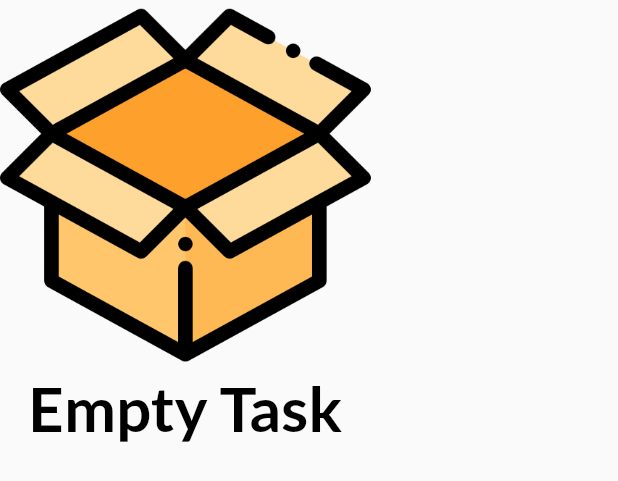
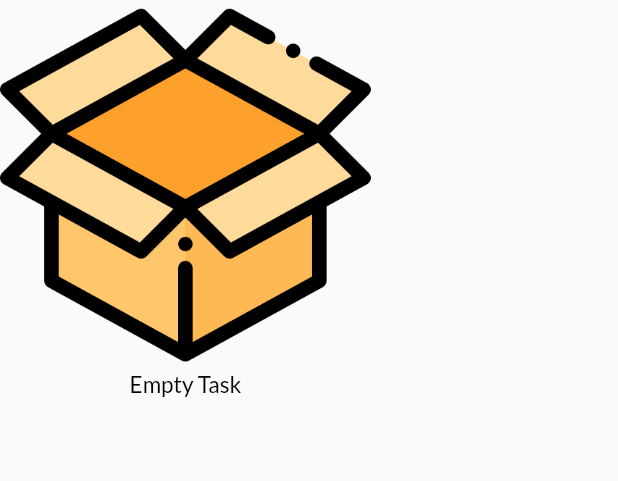
Before and after one commit to avrpic8/Flutter-ToDo, a Flutter app: the DoingList widget shown alone on an empty page, opened directly, on a phone screen of 412 x 824 dp. Shown: the top 481 px of the screen. Run offline on Flutter 3.47's test engine with Material 2 defaults, Android fonts, the phone set to English and light mode, and no system bars; our stand-ins replace dotted_border, equatable, flutter_easyloading, get, get_storage, google_fonts and 1 more; accounts and stored records are empty.

Commit message:
toggle switch theme complete

```diff
--- /dev/null
+++ b/lib/app/core/util/app_theme.dart
@@ -0,0 +1,124 @@
+import 'package:flutter/material.dart';
+import 'package:google_fonts/google_fonts.dart';
+import '../values/colors.dart';
+
+class MyAppTheme {
+  static const String FA_PRIMARY_FONT = "Iransanse";
+
+  final Color primaryTextColor;
+  final Color secondryTextColor;
+  final Color subtitleTextColor;
+
+  MyAppTheme.dark()
+      : primaryTextColor = primaryTextColorDark,
+        secondryTextColor = secondryTextColorDark,
+        subtitleTextColor = subTitleTextColorDark;
+
+  MyAppTheme.light()
+      : primaryTextColor = primaryTextColorLight,
+        secondryTextColor = secondryTextColorLight,
+        subtitleTextColor = subTitleTextColorLight;
+
+  ThemeData getDarkTheme(String languageCode) {
+    final ThemeData base = ThemeData.dark();
+
+    return base.copyWith(
+      colorScheme: base.colorScheme.copyWith(
+          secondary: Colors.orangeAccent,
+          onSecondary: Colors.white,
+          background: Colors.black12,
+          surface: Colors.black45),
+      switchTheme: SwitchThemeData(
+          thumbColor: MaterialStateProperty.all(thumbColorDark),
+          trackColor: MaterialStateProperty.resolveWith(_getColor)
+          ),
+      textTheme: languageCode == 'en' ? enPrimaryFont : faPrimaryFont,
+      inputDecorationTheme: InputDecorationTheme(
+        border: OutlineInputBorder(
+          borderRadius: BorderRadius.circular(8),
+          borderSide: BorderSide.none,
+        ),
+        filled: true,
+      ),
+      elevatedButtonTheme: ElevatedButtonThemeData(
+        style: ButtonStyle(
+            backgroundColor: MaterialStateProperty.all(Colors.pink.shade300)),
+      ),
+    );
+  }
+
+  ThemeData getLightTheme(String languageCode) {
+    final ThemeData base = ThemeData.light();
+
+    return base.copyWith(
+      colorScheme: base.colorScheme.copyWith(
+          primary: Colors.blue,
+          secondary: Colors.lightBlueAccent,
+          onSecondary: Colors.white,
+          background: Colors.white,
+          surface: Colors.white),
+      textTheme: languageCode == 'en' ? enPrimaryFont : faPrimaryFont,
+      inputDecorationTheme: InputDecorationTheme(
+        border: OutlineInputBorder(
+          borderRadius: BorderRadius.circular(8),
+          borderSide: BorderSide.none,
+        ),
+        filled: true,
+      ),
+      elevatedButtonTheme: ElevatedButtonThemeData(
+        style: ButtonStyle(
+            backgroundColor: MaterialStateProperty.all(Colors.pink.shade300)),
+      ),
+    );
+  }
+
+  TextTheme get enPrimaryFont => GoogleFonts.latoTextTheme(
+        TextTheme(
+            bodyText2: TextStyle(fontSize: 15, color: primaryTextColor),
+            bodyText1: TextStyle(fontSize: 13, color: secondryTextColor),
+            headline6: TextStyle(
+                fontSize: 20,
+                fontWeight: FontWeight.bold,
+                color: primaryTextColor),
+            subtitle1: TextStyle(
+              fontSize: 16,
+              fontWeight: FontWeight.bold,
+              color: subtitleTextColor,
+            ),
+            caption: TextStyle(color: secondryTextColor)),
+      );
+
+  TextTheme get faPrimaryFont => TextTheme(
+        bodyText2: TextStyle(
+            fontSize: 15, color: primaryTextColor, fontFamily: FA_PRIMARY_FONT),
+        bodyText1: TextStyle(
+            fontSize: 12,
+            color: secondryTextColor,
+            fontFamily: FA_PRIMARY_FONT),
+        caption: TextStyle(
+            fontSize: 12,
+            fontFamily: FA_PRIMARY_FONT,
+            color: secondryTextColor),
+        headline6: TextStyle(
+            fontSize: 20,
+            fontWeight: FontWeight.w400,
+            color: primaryTextColor,
+            fontFamily: FA_PRIMARY_FONT),
+        subtitle1: TextStyle(
+            fontSize: 14,
+            fontWeight: FontWeight.bold,
+            color: subtitleTextColor,
+            fontFamily: FA_PRIMARY_FONT),
+      );
+
+  Color _getColor(Set<MaterialState> states) {
+    const Set<MaterialState> interactiveStates = <MaterialState>{
+      MaterialState.selected,
+      MaterialState.disabled
+    };
+    if (states.any(interactiveStates.contains)) {
+      return trackColorDark;
+    }
+    return secondryTextColor;
+  }
+}
--- a/lib/app/core/util/keys.dart
+++ b/lib/app/core/util/constants.dart
@@ -1,4 +1,6 @@
 const taskKey = 'tasks';
+const appSettingsKey = 'appSettings';
+
 const int homeIndex = 0;
 const int reportIndex = 1;
 const int settingsIndex = 2;
--- a/lib/app/core/util/messages.dart
+++ b/lib/app/core/util/messages.dart
@@ -56,7 +56,9 @@ class Messages extends Translations {
           'new_task': 'New Task',
           'add_to': 'Add to',
           'press_back_again_to_exit': 'Press back again to exit',
-          'type_your_todo': 'Type your todo'
+          'type_your_todo': 'Type your todo',
+          'please_add_a_task_first':'Please add a task first!',
+          'delete_success':'Delete Success'
         },
         'fa': {
           'my_list': 'لیست من',
@@ -111,7 +113,9 @@ class Messages extends Translations {
           'new_task': 'برنامه جدید',
           'add_to': 'به کدام دسته اضافه شود',
           'press_back_again_to_exit': 'کلید بازگشت را یک باره دیگر فشار دهید',
-          'type_your_todo': 'برنامه خود را بنویسید'
+          'type_your_todo': 'برنامه خود را بنویسید',
+          'please_add_a_task_first':'ابتدا یک گروه ایجاد کنید!',
+          'delete_success':'گروه موردنظر پاک شد!'
         }
   };
 }
--- a/lib/app/core/values/app_theme.dart
+++ /dev/null
@@ -1,120 +0,0 @@
-import 'package:flutter/material.dart';
-import 'package:google_fonts/google_fonts.dart';
-
-class MyAppTheme {
-  static const String FA_PRIMARY_FONT = "Iransanse";
-  final Color primaryColor;
-  final Color primaryTextColor;
-  final Color secondryTextColor;
-  final Color surfaceColor;
-  final Color backGroundColor;
-  final Color appBarColor;
-  final Color bottomBarColor;
-  final Brightness brightness;
-  final shadow;
-  final cardColor;
-  final settingCaptionColor;
-  final accentColor;
-
-
-  MyAppTheme.dark()
-      : primaryTextColor = Colors.white60,
-        primaryColor = Colors.pink.shade400,
-        secondryTextColor = Colors.white70,
-        surfaceColor = Color(0x0dffffff),
-        backGroundColor = Color.fromARGB(255, 30, 30, 30),
-        appBarColor = Colors.black,
-        accentColor = Color.fromARGB(255, 30, 30, 30),
-        bottomBarColor = Color.fromARGB(255, 30, 30, 30),
-        brightness = Brightness.dark,
-        shadow = Color(0x0dffffff),
-        cardColor = Color(0x0dffffff),
-        settingCaptionColor = Colors.white70 {
-    print('dark theme');
-  }
-
-  MyAppTheme.light()
-      : primaryTextColor = Colors.black,
-        primaryColor = Colors.lightBlue,
-        secondryTextColor = Colors.grey.shade900.withOpacity(0.8),
-        surfaceColor = Color(0x0d000000),
-        backGroundColor = Colors.white,
-        appBarColor = Color.fromARGB(255, 235, 235, 235),
-        accentColor =  Colors.white30,
-        bottomBarColor = Colors.lightBlue,
-        brightness = Brightness.light,
-        shadow = Color(0x0d000000),
-        cardColor = Colors.white30,
-        settingCaptionColor = Color(0x0dffffff) {
-    print('light theme');
-  }
-
-  ThemeData getTheme(String languageCode) {
-    print(languageCode);
-    return ThemeData(
-      primarySwatch: Colors.blue,
-      primaryColor: primaryColor,
-      brightness: brightness,
-      dividerColor: surfaceColor,
-      scaffoldBackgroundColor: backGroundColor,
-      cardColor: cardColor,
-      appBarTheme: AppBarTheme(
-        elevation: 0,
-        backgroundColor: appBarColor,
-        foregroundColor: primaryTextColor,
-      ),
-      backgroundColor: shadow,
-      textTheme: languageCode == 'en' ? enPrimaryFont : faPrimaryFont,
-      inputDecorationTheme: InputDecorationTheme(
-        border: OutlineInputBorder(
-          borderRadius: BorderRadius.circular(8),
-          borderSide: BorderSide.none,
-        ),
-        filled: true,
-        fillColor: surfaceColor,
-      ),
-      elevatedButtonTheme: ElevatedButtonThemeData(
-        style: ButtonStyle(
-            backgroundColor: MaterialStateProperty.all(Colors.pink.shade300)),
-      ),
-    );
-  }
-
-  TextTheme get enPrimaryFont => GoogleFonts.latoTextTheme(
-    TextTheme(
-        bodyText2: TextStyle(fontSize: 15, color: primaryTextColor),
-        bodyText1: TextStyle(fontSize: 13, color: secondryTextColor),
-        headline6:
-        TextStyle(fontSize: 20, fontWeight: FontWeight.bold, color: primaryTextColor),
-        subtitle1: TextStyle(
-          fontSize: 16,
-          fontWeight: FontWeight.bold,
-          color: primaryColor,
-        ),
-        caption: TextStyle(color: primaryTextColor)
-    ),
-  );
-
-  TextTheme get faPrimaryFont => TextTheme(
-    bodyText2: TextStyle(
-        fontSize: 15, color: primaryTextColor, fontFamily: FA_PRIMARY_FONT),
-    bodyText1: TextStyle(
-        fontSize: 12,
-        color: secondryTextColor,
-        fontFamily: FA_PRIMARY_FONT),
-    caption: TextStyle(
-      fontSize: 12,
-      fontFamily: FA_PRIMARY_FONT,
-    ),
-    headline6: TextStyle(
-        fontSize: 20,
-        fontWeight: FontWeight.w400,
-        color: primaryTextColor,
-        fontFamily: FA_PRIMARY_FONT),
-    subtitle1: TextStyle(
-        fontSize: 14,
-        fontWeight: FontWeight.bold,
-        color: primaryColor,
-        fontFamily: FA_PRIMARY_FONT),
-  );
-}
--- a/lib/app/core/values/app_theme2.dart
+++ /dev/null
@@ -1,113 +0,0 @@
-import 'package:flutter/material.dart';
-import 'package:google_fonts/google_fonts.dart';
-
-import 'colors.dart';
-
-class MyAppTheme {
-  static const String FA_PRIMARY_FONT = "Iransanse";
-
-
-  final Color primaryTextColor;
-  final Color secondryTextColor;
-  final Color subtitleTextColor;
-
-  MyAppTheme.dark():
-      primaryTextColor = primaryTextColorDark,
-      secondryTextColor = secondryTextColorDark,
-      subtitleTextColor = subTitleTextColorDark;
-
-  MyAppTheme.light():
-        primaryTextColor = primaryTextColorLight,
-        secondryTextColor = secondryTextColorLight,
-        subtitleTextColor = subTitleTextColorLight;
-
-  ThemeData getDarkTheme(String languageCode) {
-    final ThemeData base = ThemeData.dark();
-
-    return base.copyWith(
-      colorScheme: base.colorScheme.copyWith(
-          secondary: Colors.orangeAccent,
-          onSecondary: Colors.white,
-          background: Colors.black12,
-          surface: Colors.black45
-      ),
-      textTheme: languageCode == 'en' ? enPrimaryFont : faPrimaryFont,
-      inputDecorationTheme: InputDecorationTheme(
-        border: OutlineInputBorder(
-          borderRadius: BorderRadius.circular(8),
-          borderSide: BorderSide.none,
-        ),
-        filled: true,
-      ),
-      elevatedButtonTheme: ElevatedButtonThemeData(
-        style: ButtonStyle(
-            backgroundColor: MaterialStateProperty.all(Colors.pink.shade300)),
-      ),
-    );
-  }
-
-  ThemeData getLightTheme(String languageCode) {
-    final ThemeData base = ThemeData.light();
-
-    return base.copyWith(
-      colorScheme: base.colorScheme.copyWith(
-        primary: Colors.blue,
-        secondary: Colors.lightBlueAccent,
-        onSecondary: Colors.white,
-        background: Colors.white,
-        surface: Colors.white
-      ),
-      textTheme: languageCode == 'en' ? enPrimaryFont : faPrimaryFont,
-      inputDecorationTheme: InputDecorationTheme(
-        border: OutlineInputBorder(
-          borderRadius: BorderRadius.circular(8),
-          borderSide: BorderSide.none,
-        ),
-        filled: true,
-      ),
-      elevatedButtonTheme: ElevatedButtonThemeData(
-        style: ButtonStyle(
-            backgroundColor: MaterialStateProperty.all(Colors.pink.shade300)),
-      ),
-    );
-  }
-
-  TextTheme get enPrimaryFont => GoogleFonts.latoTextTheme(
-    TextTheme(
-        bodyText2: TextStyle(fontSize: 15, color: primaryTextColor),
-        bodyText1: TextStyle(fontSize: 13, color: secondryTextColor),
-        headline6:
-        TextStyle(fontSize: 20, fontWeight: FontWeight.bold, color: primaryTextColor),
-        subtitle1: TextStyle(
-          fontSize: 16,
-          fontWeight: FontWeight.bold,
-          color: subtitleTextColor,
-        ),
-        caption: TextStyle(color: secondryTextColor)
-    ),
-  );
-
-  TextTheme get faPrimaryFont => TextTheme(
-    bodyText2: TextStyle(
-        fontSize: 15, color: primaryTextColor, fontFamily: FA_PRIMARY_FONT),
-    bodyText1: TextStyle(
-        fontSize: 12,
-        color: secondryTextColor,
-        fontFamily: FA_PRIMARY_FONT),
-    caption: TextStyle(
-      fontSize: 12,
-      fontFamily: FA_PRIMARY_FONT,
-      color: secondryTextColor
-    ),
-    headline6: TextStyle(
-        fontSize: 20,
-        fontWeight: FontWeight.w400,
-        color: primaryTextColor,
-        fontFamily: FA_PRIMARY_FONT),
-    subtitle1: TextStyle(
-        fontSize: 14,
-        fontWeight: FontWeight.bold,
-        color: subtitleTextColor,
-        fontFamily: FA_PRIMARY_FONT),
-  );
-}
--- a/lib/app/core/values/colors.dart
+++ b/lib/app/core/values/colors.dart
@@ -10,10 +10,27 @@ const yellow = Color(0xffeec38e);
 const lightBlue = Color(0xff42a5f5);
 const blue = Color(0xff2b60e6);
 
+
+/**
+ *   Dark Themes Color Palette
+ */
+
+
+/// Text colors Dark
 final Color primaryTextColorDark = Colors.white70;
 const Color secondryTextColorDark = Colors.white24;
 const Color subTitleTextColorDark = Colors.orangeAccent;
 
+/// Toggle switch enable disable colors Dark
+const Color thumbColorDark = Colors.orangeAccent;
+final Color trackColorDark = Colors.orangeAccent.withOpacity(0.6);
+
+
+/**
+ *   Light Themes Color Palette
+ */
+
+/// Text colors Light
 const Color primaryTextColorLight = Colors.black;
 const Color secondryTextColorLight = Color(0xf0242424);
 const Color subTitleTextColorLight = Colors.blue;
--- a/lib/app/data/providers/task/provider.dart
+++ b/lib/app/data/providers/task/provider.dart
@@ -1,7 +1,7 @@
 import 'dart:convert';
 
 import 'package:get/get.dart';
-import 'package:to_do/app/core/util/keys.dart';
+import 'package:to_do/app/core/util/constants.dart';
 import 'package:to_do/app/data/models/task.dart';
 import 'package:to_do/app/data/services/storage/services.dart';
 
--- a/lib/app/data/providers/task/settings_provider.dart
+++ b/lib/app/data/providers/task/settings_provider.dart
@@ -1,6 +1,7 @@
 import 'dart:convert';
 
 import 'package:get/get.dart';
+import 'package:to_do/app/core/util/constants.dart';
 import 'package:to_do/app/data/models/settings.dart';
 import 'package:to_do/app/data/services/storage/services.dart';
 
@@ -8,7 +9,7 @@ class SettingsProvider {
   final _storage = Get.find<StorageService>();
 
   AppSettings readAppSettings() {
-    var json = _storage.read('settings').toString();
+    var json = _storage.read(appSettingsKey).toString();
     Map<String, dynamic> map = jsonDecode(json);
     final settings = AppSettings.fromJson(map);
     return settings;
@@ -16,6 +17,6 @@ class SettingsProvider {
 
   void writeAppSettings(AppSettings settings) {
     String json = jsonEncode(settings);
-    _storage.write('settings', json);
+    _storage.write(appSettingsKey, json);
   }
 }
--- a/lib/app/data/services/storage/services.dart
+++ b/lib/app/data/services/storage/services.dart
@@ -2,7 +2,7 @@ import 'dart:convert';
 
 import 'package:get/get.dart';
 import 'package:get_storage/get_storage.dart';
-import 'package:to_do/app/core/util/keys.dart';
+import 'package:to_do/app/core/util/constants.dart';
 import 'package:to_do/app/data/models/settings.dart';
 
 class StorageService extends GetxService {
@@ -13,7 +13,7 @@ class StorageService extends GetxService {
     //await _box.write(taskKey, []);
     await _box.writeIfNull(taskKey, []);
     await _box.writeIfNull(
-      'settings',
+      appSettingsKey,
       jsonEncode(
         AppSettings(
             isDark: false, lan: "en", requirePass: false, splash: true),
--- a/lib/app/module/details/details_view.dart
+++ b/lib/app/module/details/details_view.dart
@@ -155,6 +155,7 @@ class DetailPage extends StatelessWidget {
                   },
                 ),
               ),
+              SizedBox(height:60,),
               DoingList(),
               DoneTodo(),
             ],
--- a/lib/app/module/details/widgets/doing_list.dart
+++ b/lib/app/module/details/widgets/doing_list.dart
@@ -9,6 +9,10 @@ class DoingList extends StatelessWidget {
 
   @override
   Widget build(BuildContext context) {
+
+    final theme = Theme.of(context);
+    final txtTheme = Theme.of(context).textTheme;
+
     return Obx(
       () => homeCtr.doingTodos.isEmpty && homeCtr.doneTodos.isEmpty
           ? Column(
@@ -18,11 +22,7 @@ class DoingList extends StatelessWidget {
                   fit: BoxFit.cover,
                   width: 60.0.wp,
                 ),
-                Text(
-                  'empty_task'.tr,
-                  style:
-                      TextStyle(fontWeight: FontWeight.bold, fontSize: 10.0.wp),
-                )
+                Text('empty_task'.tr, style: txtTheme.bodyText2),
               ],
             )
           : ListView(
--- a/lib/app/module/home/home_view.dart
+++ b/lib/app/module/home/home_view.dart
@@ -2,7 +2,7 @@ import 'package:flutter/material.dart';
 import 'package:flutter_easyloading/flutter_easyloading.dart';
 import 'package:get/get.dart';
 import 'package:to_do/app/core/util/extentions.dart';
-import 'package:to_do/app/core/util/keys.dart';
+import 'package:to_do/app/core/util/constants.dart';
 import 'package:to_do/app/core/values/colors.dart';
 import 'package:to_do/app/data/models/task.dart';
 import 'package:to_do/app/module/home/home_controller.dart';
@@ -86,7 +86,7 @@ class HomePage extends GetView<HomeController> {
                   if (controller.tasks.isNotEmpty) {
                     Get.to(() => AddDialog(), transition: Transition.downToUp);
                   } else {
-                    EasyLoading.showError('Please add a task first!');
+                    EasyLoading.showError('please_add_a_task_first'.tr);
                   }
                 },
                 child:
@@ -97,7 +97,7 @@ class HomePage extends GetView<HomeController> {
           onAccept: (Task task) {
             controller.deleteTask(task);
             controller.deleteStatus(false);
-            EasyLoading.showSuccess('Delete Success');
+            EasyLoading.showSuccess('delete_success'.tr);
           },
         ),
         floatingActionButtonLocation: FloatingActionButtonLocation.centerDocked,
--- a/lib/app/module/home/widgets/task_card.dart
+++ b/lib/app/module/home/widgets/task_card.dart
@@ -2,7 +2,7 @@ import 'package:flutter/material.dart';
 import 'package:get/get.dart';
 import 'package:step_progress_indicator/step_progress_indicator.dart';
 import 'package:to_do/app/core/util/extentions.dart';
-import 'package:to_do/app/core/values/app_theme2.dart';
+import 'package:to_do/app/core/util/app_theme.dart';
 import 'package:to_do/app/data/models/task.dart';
 import 'package:to_do/app/module/details/details_view.dart';
 import 'package:to_do/app/module/home/home_controller.dart';
--- a/lib/app/module/settings/settings_controller.dart
+++ b/lib/app/module/settings/settings_controller.dart
@@ -1,6 +1,6 @@
 import 'package:flutter/material.dart';
 import 'package:get/get.dart';
-import 'package:to_do/app/core/values/app_theme2.dart';
+import 'package:to_do/app/core/util/app_theme.dart';
 import 'package:to_do/app/data/models/settings.dart';
 import 'package:to_do/app/data/providers/task/settings_provider.dart';
 import 'package:to_do/app/data/services/storage/services.dart';
--- a/lib/main.dart
+++ b/lib/main.dart
@@ -3,7 +3,7 @@ import 'package:flutter_easyloading/flutter_easyloading.dart';
 import 'package:get/get.dart';
 import 'package:get_storage/get_storage.dart';
 import 'package:to_do/app/core/util/messages.dart';
-import 'package:to_do/app/core/values/app_theme2.dart';
+import 'package:to_do/app/core/util/app_theme.dart';
 import 'package:to_do/app/data/providers/task/settings_provider.dart';
 import 'package:to_do/app/data/services/storage/services.dart';
 import 'package:to_do/app/module/home/home_binding.dart';
```
